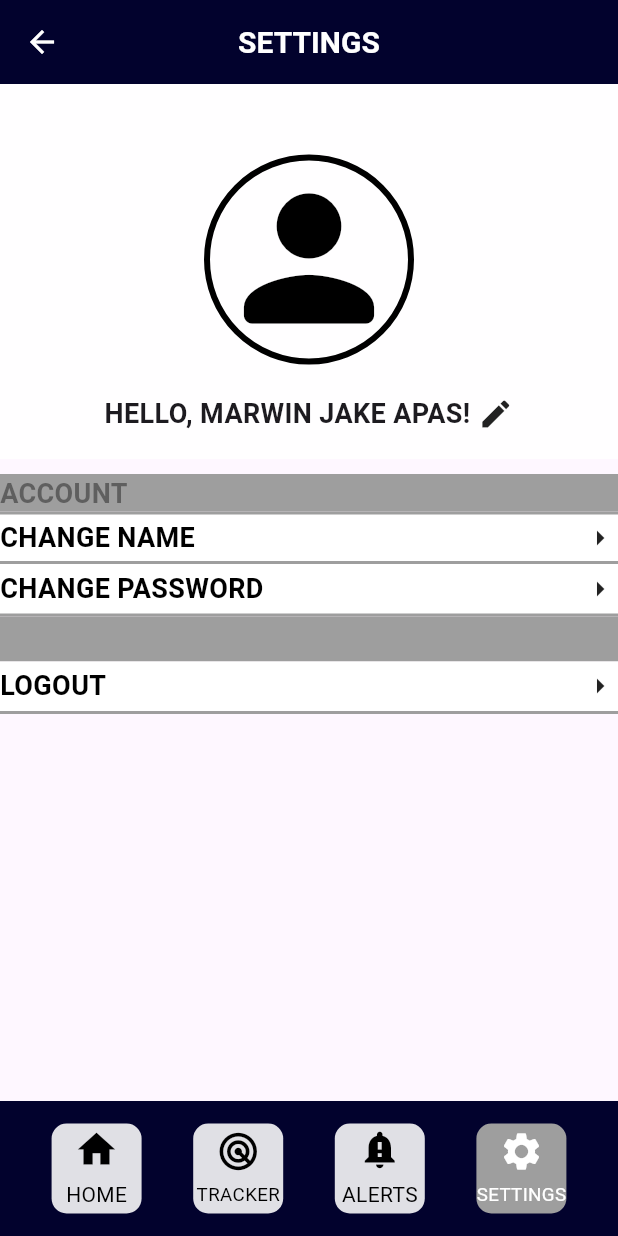
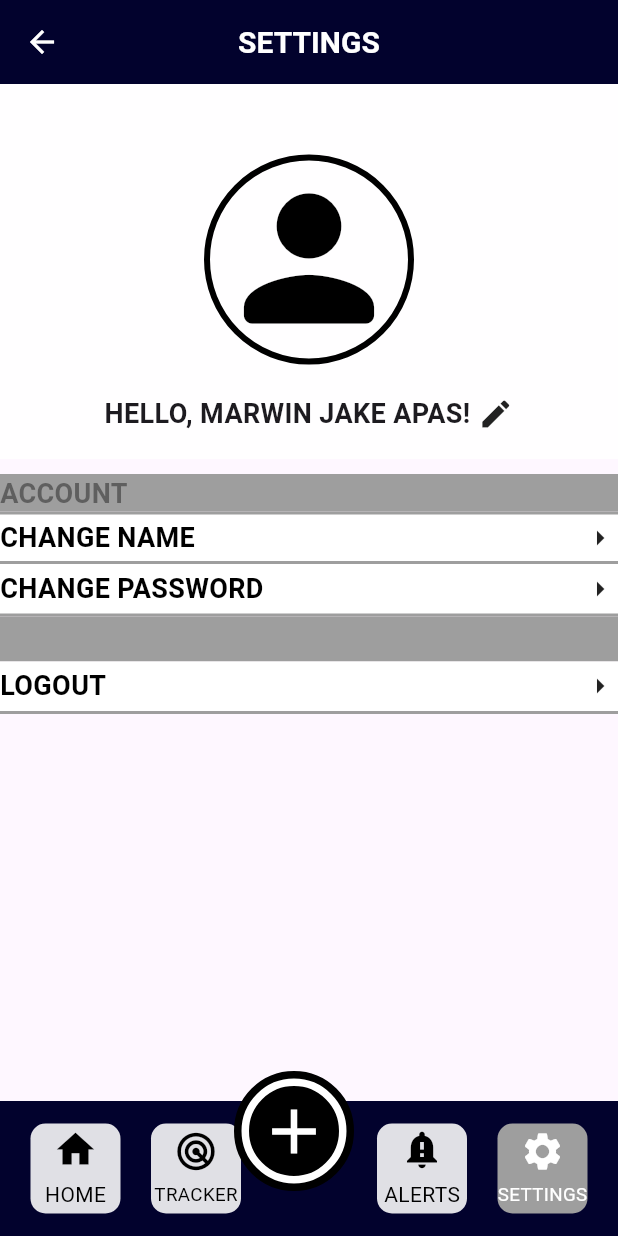
Before and after one commit to MarwinApas/thesisapp, a Flutter app: the Alerts screen opened directly, after a tap on "SETTINGS", on a phone screen of 412 x 824 dp. Run offline on Flutter 3.47's test engine with Material 3 defaults, Android fonts, the phone set to English and light mode, and no system bars.

Commit message:
Revert "changes:"
This reverts commit 7b26d46d413f1f6e5e6df1c142711a8010bdcc65.

```diff
--- a/lib/flutter/Alerts.dart
+++ b/lib/flutter/Alerts.dart
@@ -201,6 +201,7 @@ class _AlertsState extends State<Alerts> {
                       ),
                     ),
                   ),
+                  SizedBox(width: 50),
                   Container(
                     width: 60,
                     height: 60,
@@ -271,7 +272,48 @@ class _AlertsState extends State<Alerts> {
               ),
             ),
           ),
-
+          Positioned(
+            bottom: 20,
+            left: 156,
+            child: Container(
+              width: 80,
+              height: 100,
+              decoration: BoxDecoration(
+                shape: BoxShape.circle,
+                color: Colors.black,
+                border: Border.all(
+                  color: Colors.black,
+                  width: 3,
+                ),
+              ),
+              child: Center(
+                child: Container(
+                  width: 70,
+                  height: 90,
+                  decoration: BoxDecoration(
+                    shape: BoxShape.circle,
+                    color: Colors.black,
+                    border: Border.all(
+                      color: Colors.white,
+                      width: 5,
+                    ),
+                  ),
+                  child: Center(
+                    child: Column(
+                      mainAxisAlignment: MainAxisAlignment.center,
+                      children: [
+                        Icon(
+                          Icons.add,
+                          size: 50,
+                          color: Colors.white,
+                        ),
+                      ],
+                    ),
+                  ),
+                ),
+              ),
+            ),
+          ),
         ],
       ),
     );
--- a/lib/flutter/Settings.dart
+++ b/lib/flutter/Settings.dart
@@ -322,7 +322,7 @@ class _SettingsState extends State<Settings> {
                       ),
                     ),
                   ),
-
+                  SizedBox(width: 50),
                   GestureDetector(
                     onTap: () {
                       Navigator.push(
@@ -394,7 +394,48 @@ class _SettingsState extends State<Settings> {
               ),
             ),
           ),
-
+          Positioned(
+            bottom: 20,
+            left: 156,
+            child: Container(
+              width: 80,
+              height: 100,
+              decoration: BoxDecoration(
+                shape: BoxShape.circle,
+                color: Colors.black,
+                border: Border.all(
+                  color: Colors.black,
+                  width: 3,
+                ),
+              ),
+              child: Center(
+                child: Container(
+                  width: 70,
+                  height: 90,
+                  decoration: BoxDecoration(
+                    shape: BoxShape.circle,
+                    color: Colors.black,
+                    border: Border.all(
+                      color: Colors.white,
+                      width: 5,
+                    ),
+                  ),
+                  child: Center(
+                    child: Column(
+                      mainAxisAlignment: MainAxisAlignment.center,
+                      children: [
+                        Icon(
+                          Icons.add,
+                          size: 50,
+                          color: Colors.white,
+                        ),
+                      ],
+                    ),
+                  ),
+                ),
+              ),
+            ),
+          ),
         ],
 
       ),
```
